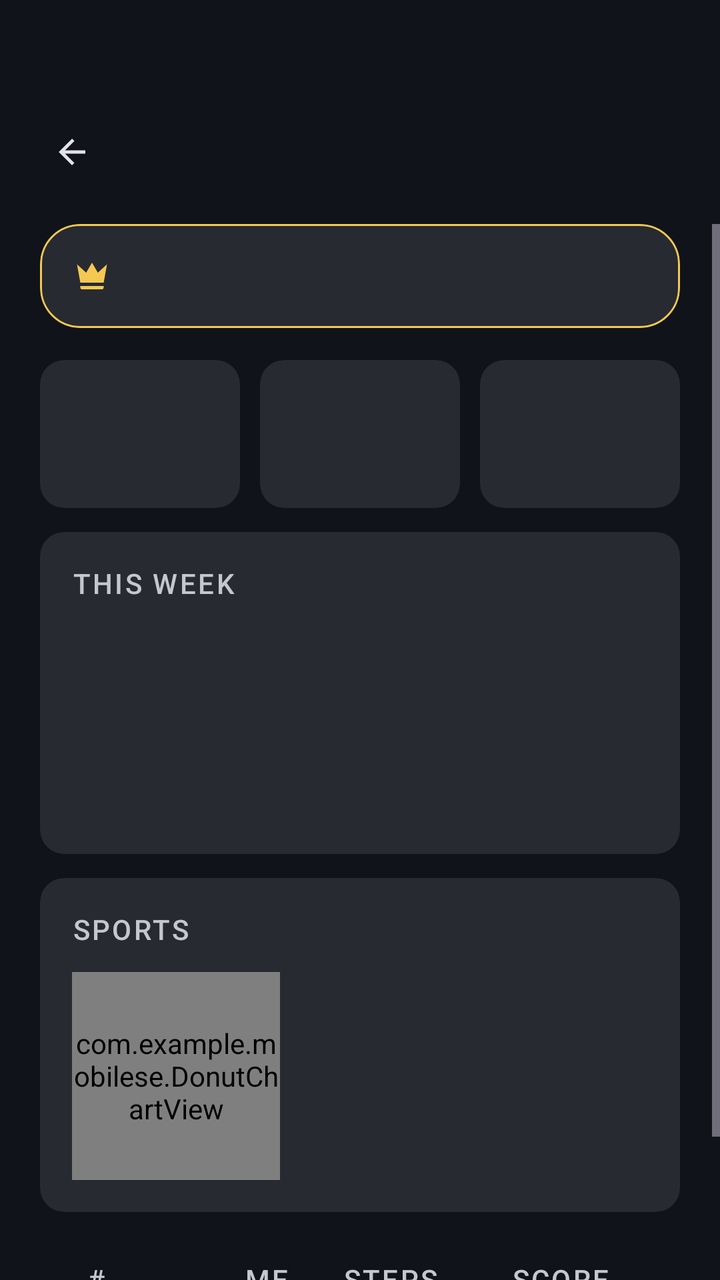
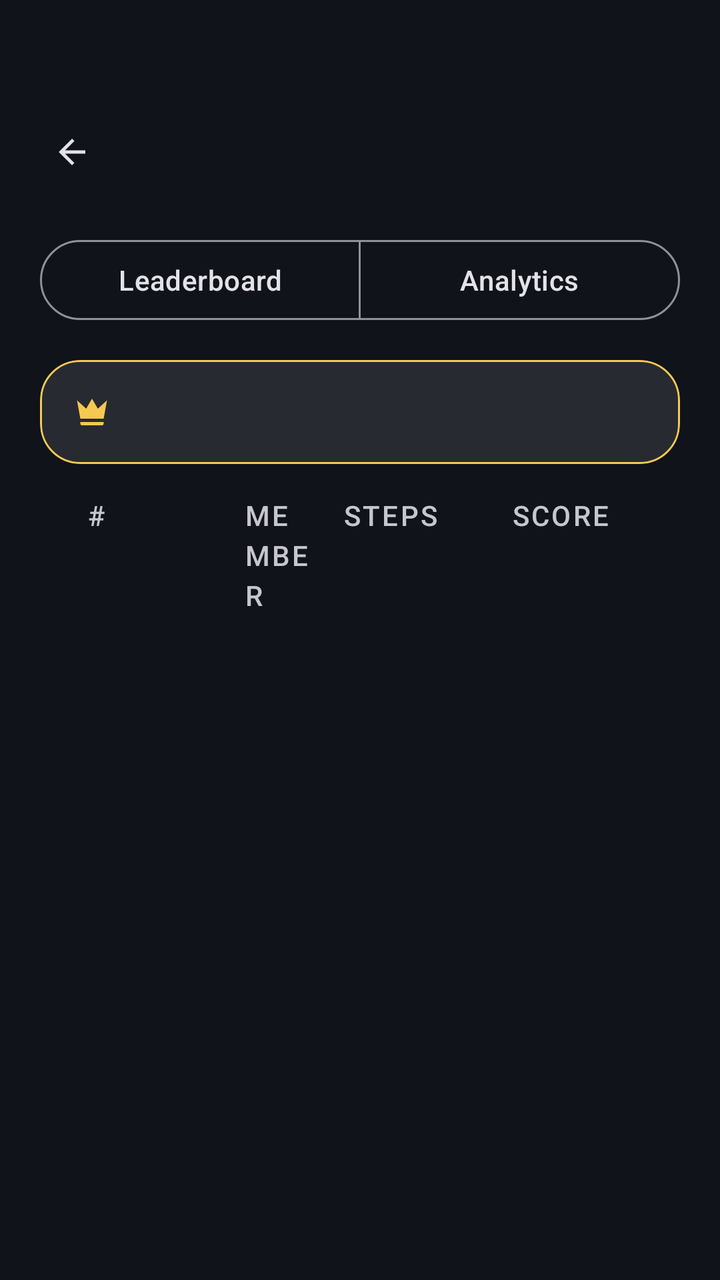

Two renders of the same Android screen: before a commit and after it. Below are the layout's source before the change and the commit's diff.
<!-- AndroidManifest.xml: application theme Theme.MobileSE -->
<!-- res/layout/screen_leaderboard.xml -->
<?xml version="1.0" encoding="utf-8"?>
<androidx.constraintlayout.widget.ConstraintLayout xmlns:android="http://schemas.android.com/apk/res/android"
    xmlns:app="http://schemas.android.com/apk/res-auto"
    android:layout_width="match_parent"
    android:layout_height="match_parent"
    android:background="?attr/colorSurface">

    <include
        android:id="@+id/topBar"
        layout="@layout/part_top_bar"
        app:layout_constraintTop_toTopOf="parent" />

    
    <ScrollView
        android:layout_width="match_parent"
        android:layout_height="0dp"
        android:fillViewport="true"
        android:clipToPadding="false"
        app:layout_constraintTop_toBottomOf="@id/topBar"
        app:layout_constraintBottom_toBottomOf="parent">

        <androidx.constraintlayout.widget.ConstraintLayout
            android:layout_width="match_parent"
            android:layout_height="wrap_content">

        <LinearLayout
            style="@style/ContentColumn"
            android:paddingBottom="24dp">

            <include
                android:id="@+id/crewMeme"
                layout="@layout/part_crew_meme"
                android:layout_width="match_parent"
                android:layout_height="wrap_content"
                android:layout_marginBottom="16dp" />

            <include
                android:id="@+id/crewCharts"
                layout="@layout/part_crew_charts"
                android:layout_width="match_parent"
                android:layout_height="wrap_content"
                android:layout_marginBottom="24dp" />

            <LinearLayout
                android:layout_width="match_parent"
                android:layout_height="wrap_content"
                android:orientation="horizontal"
                android:paddingStart="14dp"
                android:paddingEnd="14dp"
                android:paddingBottom="10dp">

                <TextView
                    style="@style/TextAppearance.CrewFit.SectionLabel"
                    android:layout_width="28dp"
                    android:layout_height="wrap_content"
                    android:gravity="center"
                    android:text="@string/rank_header" />

                <TextView
                    style="@style/TextAppearance.CrewFit.SectionLabel"
                    android:layout_width="0dp"
                    android:layout_height="wrap_content"
                    android:layout_weight="1"
                    android:layout_marginStart="60dp"
                    android:text="@string/member_header" />

                
                <TextView
                    style="@style/TextAppearance.CrewFit.SectionLabel"
                    android:layout_width="@dimen/leaderboard_steps_column"
                    android:layout_height="wrap_content"
                    android:layout_marginStart="8dp"
                    android:gravity="center"
                    android:maxLines="1"
                    android:text="@string/steps_header" />

                <TextView
                    style="@style/TextAppearance.CrewFit.SectionLabel"
                    android:layout_width="@dimen/leaderboard_score_column"
                    android:layout_height="wrap_content"
                    android:layout_marginStart="8dp"
                    android:gravity="center"
                    android:maxLines="1"
                    android:text="@string/score_header" />
            </LinearLayout>

            <LinearLayout
                android:id="@+id/llLeaderboardContainer"
                android:layout_width="match_parent"
                android:layout_height="wrap_content"
                android:orientation="vertical" />
        </LinearLayout>
        </androidx.constraintlayout.widget.ConstraintLayout>
    </ScrollView>

</androidx.constraintlayout.widget.ConstraintLayout>
<!-- res/layout/part_top_bar.xml (included above) -->
<?xml version="1.0" encoding="utf-8"?>
<androidx.constraintlayout.widget.ConstraintLayout xmlns:android="http://schemas.android.com/apk/res/android"
    xmlns:app="http://schemas.android.com/apk/res-auto"
    android:layout_width="match_parent"
    android:layout_height="wrap_content"
    android:paddingTop="@dimen/top_bar_padding_top"
    android:paddingBottom="12dp">

    <com.google.android.material.button.MaterialButton
        android:id="@+id/btnTopBarBack"
        style="@style/Widget.Material3.Button.IconButton"
        android:layout_width="48dp"
        android:layout_height="48dp"
        android:layout_marginStart="12dp"
        android:contentDescription="@string/back_desc"
        app:icon="@drawable/ic_arrow_back"
        app:iconTint="?attr/colorOnSurface"
        app:layout_constraintStart_toStartOf="parent"
        app:layout_constraintTop_toTopOf="parent" />

    <TextView
        android:id="@+id/tvTopBarTitle"
        android:layout_width="0dp"
        android:layout_height="wrap_content"
        android:layout_marginStart="8dp"
        android:layout_marginEnd="@dimen/screen_padding_horizontal"
        android:maxLines="1"
        android:ellipsize="end"
        android:textAppearance="?attr/textAppearanceHeadlineSmall"
        android:textColor="?attr/colorOnSurface"
        app:layout_constraintBottom_toBottomOf="@id/btnTopBarBack"
        app:layout_constraintEnd_toEndOf="parent"
        app:layout_constraintStart_toEndOf="@id/btnTopBarBack"
        app:layout_constraintTop_toTopOf="@id/btnTopBarBack" />
</androidx.constraintlayout.widget.ConstraintLayout>
<!-- res/layout/part_crew_meme.xml (included above) -->
<?xml version="1.0" encoding="utf-8"?>
<com.google.android.material.card.MaterialCardView xmlns:android="http://schemas.android.com/apk/res/android"
    xmlns:app="http://schemas.android.com/apk/res-auto"
    android:id="@+id/cvCrewMeme"
    style="@style/Widget.CrewFit.Card"
    android:layout_width="match_parent"
    android:layout_height="wrap_content"
    app:cardBackgroundColor="?attr/colorSurfaceContainerHigh"
    app:strokeColor="@color/podium_first"
    app:strokeWidth="1dp">

    <LinearLayout
        android:layout_width="match_parent"
        android:layout_height="wrap_content"
        android:orientation="vertical"
        android:padding="16dp">

        <LinearLayout
            android:layout_width="match_parent"
            android:layout_height="wrap_content"
            android:baselineAligned="false"
            android:orientation="horizontal"
            android:gravity="center_vertical">

            <ImageView
                android:layout_width="20dp"
                android:layout_height="20dp"
                android:contentDescription="@null"
                android:src="@drawable/ic_crown" />

            <TextView
                android:id="@+id/tvMemeTitle"
                android:layout_width="0dp"
                android:layout_height="wrap_content"
                android:layout_weight="1"
                android:layout_marginStart="10dp"
                android:maxLines="1"
                android:ellipsize="end"
                android:textAppearance="?attr/textAppearanceTitleSmall"
                android:textColor="?attr/colorOnSurface" />

            
            <com.google.android.material.button.MaterialButton
                android:id="@+id/btnMemeChange"
                style="@style/Widget.CrewFit.Button.Text"
                android:layout_width="wrap_content"
                android:layout_height="wrap_content"
                android:minWidth="0dp"
                android:paddingStart="10dp"
                android:paddingEnd="10dp"
                android:text="@string/meme_change"
                android:visibility="gone" />

            <com.google.android.material.button.MaterialButton
                android:id="@+id/btnMemeRemove"
                style="@style/Widget.CrewFit.Button.Text"
                android:layout_width="wrap_content"
                android:layout_height="wrap_content"
                android:minWidth="0dp"
                android:paddingStart="10dp"
                android:paddingEnd="10dp"
                android:text="@string/meme_remove"
                android:textColor="?attr/colorError"
                android:visibility="gone" />
        </LinearLayout>

        <ImageView
            android:id="@+id/ivCrewMeme"
            android:layout_width="match_parent"
            android:layout_height="@dimen/meme_height"
            android:layout_marginTop="12dp"
            android:adjustViewBounds="true"
            android:background="?attr/colorSurfaceContainerHighest"
            android:contentDescription="@string/meme_image_desc"
            android:scaleType="centerCrop"
            android:visibility="gone" />

        <TextView
            android:id="@+id/tvMemeCaption"
            android:layout_width="match_parent"
            android:layout_height="wrap_content"
            android:layout_marginTop="10dp"
            android:textAppearance="?attr/textAppearanceBodyMedium"
            android:textColor="?attr/colorOnSurfaceVariant"
            android:visibility="gone" />

        
        <TextView
            android:id="@+id/tvMemeEmpty"
            android:layout_width="match_parent"
            android:layout_height="wrap_content"
            android:layout_marginTop="10dp"
            android:textAppearance="?attr/textAppearanceBodyMedium"
            android:textColor="?attr/colorOnSurfaceVariant"
            android:visibility="gone" />

    </LinearLayout>
</com.google.android.material.card.MaterialCardView>
<!-- res/layout/part_crew_charts.xml (included above) -->
<?xml version="1.0" encoding="utf-8"?>
<LinearLayout xmlns:android="http://schemas.android.com/apk/res/android"
    xmlns:app="http://schemas.android.com/apk/res-auto"
    android:layout_width="match_parent"
    android:layout_height="wrap_content"
    android:orientation="vertical">

    
    <LinearLayout
        android:layout_width="match_parent"
        android:layout_height="wrap_content"
        android:baselineAligned="false"
        android:orientation="horizontal">

        <include
            android:id="@+id/statWorkouts"
            layout="@layout/part_member_stat"
            android:layout_width="0dp"
            android:layout_height="wrap_content"
            android:layout_weight="1" />

        <include
            android:id="@+id/statHours"
            layout="@layout/part_member_stat"
            android:layout_width="0dp"
            android:layout_height="wrap_content"
            android:layout_weight="1"
            android:layout_marginStart="10dp" />

        <include
            android:id="@+id/statKilometres"
            layout="@layout/part_member_stat"
            android:layout_width="0dp"
            android:layout_height="wrap_content"
            android:layout_weight="1"
            android:layout_marginStart="10dp" />
    </LinearLayout>

    
    <com.google.android.material.card.MaterialCardView
        style="@style/Widget.CrewFit.Card"
        android:layout_width="match_parent"
        android:layout_height="wrap_content"
        android:layout_marginTop="12dp"
        app:cardBackgroundColor="?attr/colorSurfaceContainerHigh"
        app:shapeAppearance="@style/ShapeAppearance.CrewFit.Small">

        <LinearLayout
            android:layout_width="match_parent"
            android:layout_height="wrap_content"
            android:orientation="vertical"
            android:padding="16dp">

            <LinearLayout
                android:layout_width="match_parent"
                android:layout_height="wrap_content"
                android:baselineAligned="false"
                android:orientation="horizontal"
                android:gravity="center_vertical">

                <TextView
                    style="@style/TextAppearance.CrewFit.SectionLabel"
                    android:layout_width="0dp"
                    android:layout_height="wrap_content"
                    android:layout_weight="1"
                    android:text="@string/chart_week_label" />

                <TextView
                    android:id="@+id/tvWeekTotal"
                    android:layout_width="wrap_content"
                    android:layout_height="wrap_content"
                    android:textAppearance="?attr/textAppearanceLabelSmall"
                    android:textColor="?attr/colorOnSurfaceVariant" />
            </LinearLayout>

            
            <LinearLayout
                android:id="@+id/llWeekBars"
                android:layout_width="match_parent"
                android:layout_height="@dimen/chart_week_height"
                android:layout_marginTop="14dp"
                android:baselineAligned="false"
                android:orientation="horizontal"
                android:gravity="bottom" />
        </LinearLayout>
    </com.google.android.material.card.MaterialCardView>

    
    <com.google.android.material.card.MaterialCardView
        android:id="@+id/cvSports"
        style="@style/Widget.CrewFit.Card"
        android:layout_width="match_parent"
        android:layout_height="wrap_content"
        android:layout_marginTop="12dp"
        app:cardBackgroundColor="?attr/colorSurfaceContainerHigh"
        app:shapeAppearance="@style/ShapeAppearance.CrewFit.Small">

        <LinearLayout
            android:layout_width="match_parent"
            android:layout_height="wrap_content"
            android:orientation="vertical"
            android:padding="16dp">

            <TextView
                style="@style/TextAppearance.CrewFit.SectionLabel"
                android:layout_width="wrap_content"
                android:layout_height="wrap_content"
                android:text="@string/chart_sports_label" />

            <LinearLayout
                android:layout_width="match_parent"
                android:layout_height="wrap_content"
                android:layout_marginTop="12dp"
                android:baselineAligned="false"
                android:orientation="horizontal"
                android:gravity="center_vertical">

                <FrameLayout
                    android:layout_width="@dimen/donut_size"
                    android:layout_height="@dimen/donut_size">

                    <com.example.mobilese.DonutChartView
                        android:id="@+id/donutSports"
                        android:layout_width="match_parent"
                        android:layout_height="match_parent" />

                    
                    <TextView
                        android:id="@+id/tvDonutCenter"
                        android:layout_width="wrap_content"
                        android:layout_height="wrap_content"
                        android:layout_gravity="center"
                        android:gravity="center"
                        android:textAppearance="?attr/textAppearanceTitleMedium"
                        android:textColor="?attr/colorOnSurface" />
                </FrameLayout>

                <LinearLayout
                    android:id="@+id/llSportLegend"
                    android:layout_width="0dp"
                    android:layout_height="wrap_content"
                    android:layout_weight="1"
                    android:layout_marginStart="18dp"
                    android:orientation="vertical" />
            </LinearLayout>
        </LinearLayout>
    </com.google.android.material.card.MaterialCardView>

</LinearLayout>
<!-- res/layout/part_member_stat.xml (included above) -->
<?xml version="1.0" encoding="utf-8"?>
<com.google.android.material.card.MaterialCardView xmlns:android="http://schemas.android.com/apk/res/android"
    xmlns:app="http://schemas.android.com/apk/res-auto"
    style="@style/Widget.CrewFit.Card"
    android:layout_width="match_parent"
    android:layout_height="wrap_content"
    app:cardBackgroundColor="?attr/colorSurfaceContainerHigh"
    app:shapeAppearance="@style/ShapeAppearance.CrewFit.Small">

    <LinearLayout
        android:layout_width="match_parent"
        android:layout_height="wrap_content"
        android:orientation="vertical"
        android:gravity="center"
        android:paddingTop="14dp"
        android:paddingBottom="14dp">

        <TextView
            android:id="@+id/tvStatValue"
            android:layout_width="wrap_content"
            android:layout_height="wrap_content"
            android:maxLines="1"
            android:textAppearance="?attr/textAppearanceTitleLarge"
            android:textColor="?attr/colorSecondary" />

        <TextView
            android:id="@+id/tvStatLabel"
            android:layout_width="wrap_content"
            android:layout_height="wrap_content"
            android:layout_marginTop="2dp"
            android:maxLines="1"
            android:textAppearance="?attr/textAppearanceLabelSmall"
            android:textColor="?attr/colorOnSurfaceVariant" />

    </LinearLayout>
</com.google.android.material.card.MaterialCardView>
<!-- resources referenced by this layout -->
<resources>
  <color name="podium_first">#F5C851</color>
  <dimen name="chart_week_height">96dp</dimen>
  <dimen name="donut_size">104dp</dimen>
  <dimen name="leaderboard_score_column">92dp</dimen>
  <dimen name="leaderboard_steps_column">62dp</dimen>
  <dimen name="meme_height">200dp</dimen>
  <dimen name="screen_padding_horizontal">20dp</dimen>
  <dimen name="top_bar_padding_top">52dp</dimen>
  <string name="back_desc">Back</string>
  <string name="chart_sports_label">SPORTS</string>
  <string name="chart_week_label">THIS WEEK</string>
  <string name="member_header">MEMBER</string>
  <string name="meme_change">Change</string>
  <string name="meme_image_desc">Picture put up by the crew leader</string>
  <string name="meme_remove">Remove</string>
  <string name="rank_header">#</string>
  <string name="score_header">SCORE</string>
  <string name="steps_header">STEPS</string>
  <style name="ShapeAppearance.CrewFit.Small" parent="ShapeAppearance.Material3.Corner.Small">
          <item name="cornerSize">12dp</item>
      </style>
  <style name="Widget.CrewFit.Button.Text" parent="Widget.Material3.Button.TextButton" />
  <style name="Theme.MobileSE" parent="Base.Theme.MobileSE" />
  <dimen name="content_max_width">2000dp</dimen>
  <color name="md_on_surface_variant">#C6C6D0</color>
  <color name="md_surface_container">#1C1F26</color>
  <style name="ShapeAppearance.CrewFit.Medium" parent="ShapeAppearance.Material3.Corner.Medium">
          <item name="cornerSize">20dp</item>
      </style>
  <color name="md_primary">#AEB6FF</color>
  <color name="md_on_primary">#1B1B5C</color>
  <color name="md_primary_container">#3A3F9E</color>
  <color name="md_on_primary_container">#E0E3FF</color>
  <color name="md_secondary">#6FE7B7</color>
  <color name="md_on_secondary">#00382A</color>
  <color name="md_secondary_container">#00513E</color>
  <color name="md_on_secondary_container">#8CFFD1</color>
  <color name="md_tertiary">#FFB77C</color>
  <color name="md_on_tertiary">#4A2800</color>
  <color name="md_tertiary_container">#6A3B00</color>
  <color name="md_on_tertiary_container">#FFDCC2</color>
  <color name="md_error">#FFB4AB</color>
  <color name="md_on_error">#690005</color>
  <color name="md_error_container">#93000A</color>
  <color name="md_on_error_container">#FFDAD6</color>
  <color name="md_surface">#101319</color>
  <color name="md_on_surface">#E3E2E9</color>
  <color name="md_surface_variant">#45464F</color>
  <color name="md_surface_container_lowest">#0B0E13</color>
  <color name="md_surface_container_low">#181B21</color>
  <color name="md_surface_container_high">#272A31</color>
  <color name="md_surface_container_highest">#32353C</color>
  <color name="md_outline">#90909A</color>
  <color name="md_outline_variant">#45464F</color>
  <color name="md_inverse_surface">#E3E2E9</color>
  <color name="md_inverse_on_surface">#2E3036</color>
  <style name="ShapeAppearance.CrewFit.Large" parent="ShapeAppearance.Material3.Corner.Large">
          <item name="cornerSize">28dp</item>
      </style>
  <style name="Widget.CrewFit.BottomNav.Indicator" parent="Widget.Material3.BottomNavigationView.ActiveIndicator">
          <item name="android:color">@android:color/transparent</item>
      </style>
  <style name="MaterialAlertDialog.CrewFit" parent="MaterialAlertDialog.Material3">
          <item name="shapeAppearance">@style/ShapeAppearance.CrewFit.Large</item>
          <item name="backgroundTint">@color/md_surface_container_high</item>
      </style>
  <style name="Widget.CrewFit.Dialog.Button" parent="Widget.Material3.Button.TextButton.Dialog">
          <item name="android:textColor">@color/md_primary</item>
          <item name="android:textAppearance">?attr/textAppearanceLabelLarge</item>
      </style>
  <!-- unchanged entries left out for length: 12 -->
</resources>

<!-- the commit's change to res/layout/screen_leaderboard.xml (unified diff, before → after) -->
@@ -11,12 +11,43 @@
         app:layout_constraintTop_toTopOf="parent" />
 
     
+    <com.google.android.material.button.MaterialButtonToggleGroup
+        android:id="@+id/tgLeaderboardTab"
+        android:layout_width="match_parent"
+        android:layout_height="wrap_content"
+        android:layout_marginStart="@dimen/screen_padding_horizontal"
+        android:layout_marginEnd="@dimen/screen_padding_horizontal"
+        android:layout_marginTop="4dp"
+        app:singleSelection="true"
+        app:selectionRequired="true"
+        app:layout_constraintTop_toBottomOf="@id/topBar">
+
+        <com.google.android.material.button.MaterialButton
+            android:id="@+id/btnTabRanking"
+            style="?attr/materialButtonOutlinedStyle"
+            android:layout_width="0dp"
+            android:layout_weight="1"
+            android:layout_height="48dp"
+            android:text="@string/tab_ranking" />
+
+        <com.google.android.material.button.MaterialButton
+            android:id="@+id/btnTabAnalytics"
+            style="?attr/materialButtonOutlinedStyle"
+            android:layout_width="0dp"
+            android:layout_weight="1"
+            android:layout_height="48dp"
+            android:text="@string/tab_analytics" />
+    </com.google.android.material.button.MaterialButtonToggleGroup>
+
+    
     <ScrollView
+        android:id="@+id/svLeaderboard"
         android:layout_width="match_parent"
         android:layout_height="0dp"
+        android:layout_marginTop="16dp"
         android:fillViewport="true"
         android:clipToPadding="false"
-        app:layout_constraintTop_toBottomOf="@id/topBar"
+        app:layout_constraintTop_toBottomOf="@id/tgLeaderboardTab"
         app:layout_constraintBottom_toBottomOf="parent">
 
         <androidx.constraintlayout.widget.ConstraintLayout
@@ -27,68 +58,84 @@
             style="@style/ContentColumn"
             android:paddingBottom="24dp">
 
-            <include
-                android:id="@+id/crewMeme"
-                layout="@layout/part_crew_meme"
+            
+            <LinearLayout
+                android:id="@+id/llRankingSection"
                 android:layout_width="match_parent"
                 android:layout_height="wrap_content"
-                android:layout_marginBottom="16dp" />
-
-            <include
-                android:id="@+id/crewCharts"
-                layout="@layout/part_crew_charts"
+                android:orientation="vertical">
+
+                <include
+                    android:id="@+id/crewMeme"
+                    layout="@layout/part_crew_meme"
+                    android:layout_width="match_parent"
+                    android:layout_height="wrap_content"
+                    android:layout_marginBottom="16dp" />
+
+                <LinearLayout
+                    android:layout_width="match_parent"
+                    android:layout_height="wrap_content"
+                    android:orientation="horizontal"
+                    android:paddingStart="14dp"
+                    android:paddingEnd="14dp"
+                    android:paddingBottom="10dp">
+
+                    <TextView
+                        style="@style/TextAppearance.CrewFit.SectionLabel"
+                        android:layout_width="28dp"
+                        android:layout_height="wrap_content"
+                        android:gravity="center"
+                        android:text="@string/rank_header" />
+
+                    <TextView
+                        style="@style/TextAppearance.CrewFit.SectionLabel"
+                        android:layout_width="0dp"
+                        android:layout_height="wrap_content"
+                        android:layout_weight="1"
+                        android:layout_marginStart="60dp"
+                        android:text="@string/member_header" />
+
+                    
+                    <TextView
+                        style="@style/TextAppearance.CrewFit.SectionLabel"
+                        android:layout_width="@dimen/leaderboard_steps_column"
+                        android:layout_height="wrap_content"
+                        android:layout_marginStart="8dp"
+                        android:gravity="center"
+                        android:maxLines="1"
+                        android:text="@string/steps_header" />
+
+                    <TextView
+                        style="@style/TextAppearance.CrewFit.SectionLabel"
+                        android:layout_width="@dimen/leaderboard_score_column"
+                        android:layout_height="wrap_content"
+                        android:layout_marginStart="8dp"
+                        android:gravity="center"
+                        android:maxLines="1"
+                        android:text="@string/score_header" />
+                </LinearLayout>
+
+                <LinearLayout
+                    android:id="@+id/llLeaderboardContainer"
+                    android:layout_width="match_parent"
+                    android:layout_height="wrap_content"
+                    android:orientation="vertical" />
+            </LinearLayout>
+
+            
+            <LinearLayout
+                android:id="@+id/llAnalyticsSection"
                 android:layout_width="match_parent"
                 android:layout_height="wrap_content"
-                android:layout_marginBottom="24dp" />
-
-            <LinearLayout
-                android:layout_width="match_parent"
-                android:layout_height="wrap_content"
-                android:orientation="horizontal"
-                android:paddingStart="14dp"
-                android:paddingEnd="14dp"
-                android:paddingBottom="10dp">
-
-                <TextView
-                    style="@style/TextAppearance.CrewFit.SectionLabel"
-                    android:layout_width="28dp"
-                    android:layout_height="wrap_content"
-                    android:gravity="center"
-                    android:text="@string/rank_header" />
-
-                <TextView
-                    style="@style/TextAppearance.CrewFit.SectionLabel"
-                    android:layout_width="0dp"
-                    android:layout_height="wrap_content"
-                    android:layout_weight="1"
-                    android:layout_marginStart="60dp"
-                    android:text="@string/member_header" />
-
-                
-                <TextView
-                    style="@style/TextAppearance.CrewFit.SectionLabel"
-                    android:layout_width="@dimen/leaderboard_steps_column"
-                    android:layout_height="wrap_content"
-                    android:layout_marginStart="8dp"
-                    android:gravity="center"
-                    android:maxLines="1"
-                    android:text="@string/steps_header" />
-
-                <TextView
-                    style="@style/TextAppearance.CrewFit.SectionLabel"
-                    android:layout_width="@dimen/leaderboard_score_column"
-                    android:layout_height="wrap_content"
-                    android:layout_marginStart="8dp"
-                    android:gravity="center"
-                    android:maxLines="1"
-                    android:text="@string/score_header" />
+                android:orientation="vertical"
+                android:visibility="gone">
+
+                <include
+                    android:id="@+id/crewCharts"
+                    layout="@layout/part_crew_charts"
+                    android:layout_width="match_parent"
+                    android:layout_height="wrap_content" />
             </LinearLayout>
-
-            <LinearLayout
-                android:id="@+id/llLeaderboardContainer"
-                android:layout_width="match_parent"
-                android:layout_height="wrap_content"
-                android:orientation="vertical" />
         </LinearLayout>
         </androidx.constraintlayout.widget.ConstraintLayout>
     </ScrollView>
<!-- resource entries referenced after the edit -->
@@ -18,6 +18,8 @@
   <string name="rank_header">#</string>
   <string name="score_header">SCORE</string>
   <string name="steps_header">STEPS</string>
+  <string name="tab_analytics">Analytics</string>
+  <string name="tab_ranking">Leaderboard</string>
   <style name="ShapeAppearance.CrewFit.Small" parent="ShapeAppearance.Material3.Corner.Small">
           <item name="cornerSize">12dp</item>
       </style>
